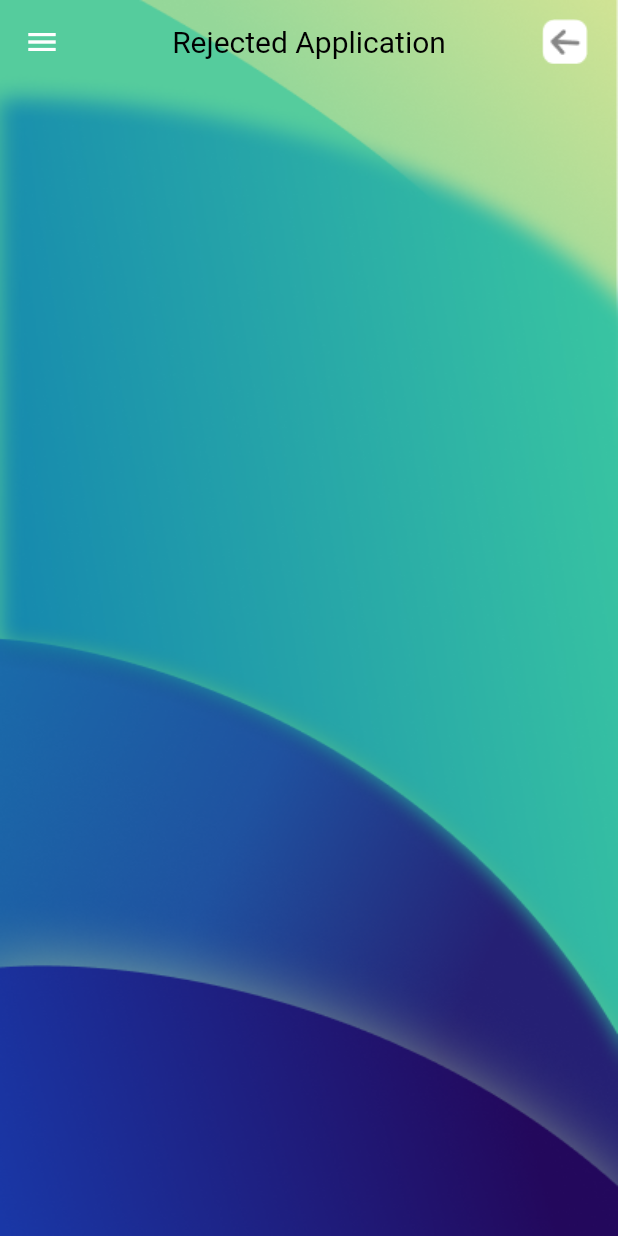
After one commit to kratikpal/territory_manager, a Flutter app: the HomePage screen opened directly, after a tap on "Rejected Applications", on a phone screen of 412 x 824 dp. The commit adds this screen. Run offline on Flutter 3.47's test engine with Material 3 defaults, Android fonts, the phone set to English and light mode, and no system bars; our stand-ins replace csc_picker, dio, flutter_secure_storage, geocoding, geolocator, image_picker and 3 more; accounts and stored records are empty; network calls fail; Roboto replaces fonts that are missing (Anek).

Commit message:
reject kyc

```diff
--- /dev/null
+++ b/lib/models/rejected_applicaton_response.dart
@@ -0,0 +1,208 @@
+class RejectedApplicationResponse {
+  String? sId;
+  String? name;
+  String? tradeName;
+  String? address;
+  String? state;
+  String? city;
+  String? district;
+  String? pincode;
+  String? mobileNumber;
+  PrincipalDistributer? principalDistributer;
+  String? panNumber;
+  PanImg? panImg;
+  String? aadharNumber;
+  PanImg? aadharImg;
+  String? gstNumber;
+  PanImg? gstImg;
+  PanImg? pesticideLicenseImg;
+  PanImg? fertilizerLicenseImg;
+  PanImg? selfieEntranceImg;
+  String? status;
+  String? addedBy;
+  List<Notes>? notes;
+  String? createdAt;
+  String? updatedAt;
+  int? iV;
+
+  RejectedApplicationResponse(
+      {this.sId,
+        this.name,
+        this.tradeName,
+        this.address,
+        this.state,
+        this.city,
+        this.district,
+        this.pincode,
+        this.mobileNumber,
+        this.principalDistributer,
+        this.panNumber,
+        this.panImg,
+        this.aadharNumber,
+        this.aadharImg,
+        this.gstNumber,
+        this.gstImg,
+        this.pesticideLicenseImg,
+        this.fertilizerLicenseImg,
+        this.selfieEntranceImg,
+        this.status,
+        this.addedBy,
+        this.notes,
+        this.createdAt,
+        this.updatedAt,
+        this.iV});
+
+  RejectedApplicationResponse.fromJson(Map<String, dynamic> json) {
+    sId = json['_id'];
+    name = json['name'];
+    tradeName = json['trade_name'];
+    address = json['address'];
+    state = json['state'];
+    city = json['city'];
+    district = json['district'];
+    pincode = json['pincode'];
+    mobileNumber = json['mobile_number'];
+    principalDistributer = json['principal_distributer'] != null
+        ? PrincipalDistributer.fromJson(json['principal_distributer'])
+        : null;
+    panNumber = json['pan_number'];
+    panImg =
+    json['pan_img'] != null ? PanImg.fromJson(json['pan_img']) : null;
+    aadharNumber = json['aadhar_number'];
+    aadharImg = json['aadhar_img'] != null
+        ? PanImg.fromJson(json['aadhar_img'])
+        : null;
+    gstNumber = json['gst_number'];
+    gstImg =
+    json['gst_img'] != null ? PanImg.fromJson(json['gst_img']) : null;
+    pesticideLicenseImg = json['pesticide_license_img'] != null
+        ? PanImg.fromJson(json['pesticide_license_img'])
+        : null;
+    fertilizerLicenseImg = json['fertilizer_license_img'] != null
+        ? PanImg.fromJson(json['fertilizer_license_img'])
+        : null;
+    selfieEntranceImg = json['selfie_entrance_img'] != null
+        ? PanImg.fromJson(json['selfie_entrance_img'])
+        : null;
+    status = json['status'];
+   // addedBy = json['addedBy'];
+    if (json['notes'] != null) {
+      notes = <Notes>[];
+      json['notes'].forEach((v) {
+        notes!.add(Notes.fromJson(v));
+      });
+    }
+    createdAt = json['createdAt'];
+    updatedAt = json['updatedAt'];
+    iV = json['__v'];
+  }
+
+  Map<String, dynamic> toJson() {
+    final Map<String, dynamic> data = <String, dynamic>{};
+    data['_id'] = sId;
+    data['name'] = name;
+    data['trade_name'] = tradeName;
+    data['address'] = address;
+    data['state'] = state;
+    data['city'] = city;
+    data['district'] = district;
+    data['pincode'] = pincode;
+    data['mobile_number'] = mobileNumber;
+    if (principalDistributer != null) {
+      data['principal_distributer'] = principalDistributer!.toJson();
+    }
+    data['pan_number'] = panNumber;
+    if (panImg != null) {
+      data['pan_img'] = panImg!.toJson();
+    }
+    data['aadhar_number'] = aadharNumber;
+    if (aadharImg != null) {
+      data['aadhar_img'] = aadharImg!.toJson();
+    }
+    data['gst_number'] = gstNumber;
+    if (gstImg != null) {
+      data['gst_img'] = gstImg!.toJson();
+    }
+    if (pesticideLicenseImg != null) {
+      data['pesticide_license_img'] = pesticideLicenseImg!.toJson();
+    }
+    if (fertilizerLicenseImg != null) {
+      data['fertilizer_license_img'] = fertilizerLicenseImg!.toJson();
+    }
+    if (selfieEntranceImg != null) {
+      data['selfie_entrance_img'] = selfieEntranceImg!.toJson();
+    }
+    data['status'] = status;
+    data['addedBy'] = addedBy;
+    if (notes != null) {
+      data['notes'] = notes!.map((v) => v.toJson()).toList();
+    }
+    data['createdAt'] = createdAt;
+    data['updatedAt'] = updatedAt;
+    data['__v'] = iV;
+    return data;
+  }
+}
+
+class PrincipalDistributer {
+  String? sId;
+  String? name;
+
+  PrincipalDistributer({this.sId, this.name});
+
+  PrincipalDistributer.fromJson(Map<String, dynamic> json) {
+    sId = json['_id'];
+    name = json['name'];
+  }
+
+  Map<String, dynamic> toJson() {
+    final Map<String, dynamic> data = <String, dynamic>{};
+    data['_id'] = sId;
+    data['name'] = name;
+    return data;
+  }
+}
+
+class PanImg {
+  String? publicId;
+  String? url;
+
+  PanImg({this.publicId, this.url});
+
+  PanImg.fromJson(Map<String, dynamic> json) {
+    publicId = json['public_id'];
+    url = json['url'];
+  }
+
+  Map<String, dynamic> toJson() {
+    final Map<String, dynamic> data = <String, dynamic>{};
+    data['public_id'] = publicId;
+    data['url'] = url;
+    return data;
+  }
+}
+
+class Notes {
+  String? message;
+  String? user;
+  String? replyDate;
+  String? sId;
+
+  Notes({this.message, this.user, this.replyDate, this.sId});
+
+  Notes.fromJson(Map<String, dynamic> json) {
+    message = json['message'];
+    user = json['user'];
+    replyDate = json['replyDate'];
+    sId = json['_id'];
+  }
+
+  Map<String, dynamic> toJson() {
+    final Map<String, dynamic> data = <String, dynamic>{};
+    data['message'] = message;
+    data['user'] = user;
+    data['replyDate'] = replyDate;
+    data['_id'] = sId;
+    return data;
+  }
+}
--- /dev/null
+++ b/lib/provider/rejected_provider.dart
@@ -0,0 +1,40 @@
+import 'package:cheminova/models/rejected_applicaton_response.dart';
+import 'package:dio/dio.dart';
+import 'package:flutter/cupertino.dart';
+import 'package:flutter/material.dart';
+import '../services/api_client.dart';
+import '../services/api_urls.dart';
+
+class RejectedProvider extends ChangeNotifier {
+  RejectedProvider() {
+    getRejectedApplication();
+  }
+  final _apiClient = ApiClient();
+  RejectedApplicationResponse? rejectedApplicationResponse;
+  List<RejectedApplicationResponse> rejectedApplicationList = [];
+
+  bool _isLoading = false;
+
+  bool get isLoading => _isLoading;
+
+  void setLoading(bool loading) {
+    _isLoading = loading;
+    notifyListeners();
+  }
+
+  Future<void> getRejectedApplication() async {
+    setLoading(true);
+    try {
+      Response response = await _apiClient.get(ApiUrls.rejectedApplication);
+      setLoading(false);
+      if (response.statusCode == 200) {
+        rejectedApplicationList = (response.data as List)
+            .map((e) => RejectedApplicationResponse.fromJson(e))
+            .toList();
+        notifyListeners();
+      }
+    } catch (e) {
+      setLoading(false);
+    }
+  }
+}
--- a/lib/screens/change_password_screen.dart
+++ b/lib/screens/change_password_screen.dart
@@ -158,7 +158,7 @@ class _ChangePasswordPageState extends State<ChangePasswordPage> {
                             borderRadius: 30,
                             width: double.infinity,
                             height: kToolbarHeight - 10,
-                            text: 'SIGN IN',
+                            text: 'RESET PASSWORD',
                             isLoading: _isLoading,
                             onPressed: () {
                               _changePassword().then(
--- a/lib/screens/daily_tasks_screen.dart
+++ b/lib/screens/daily_tasks_screen.dart
@@ -2,7 +2,7 @@ import 'package:cheminova/screens/collect_kyc_screen.dart';
 import 'package:cheminova/screens/update_inventory_screen.dart';
 import 'package:cheminova/screens/display_sales_screen.dart';
 import 'package:flutter/material.dart';
-import 'package:cheminova/screens/Visit_Dealers_screen.dart';
+import 'package:cheminova/screens/visit_Dealers_screen.dart';
 import 'package:cheminova/widgets/common_app_bar.dart';
 import 'package:cheminova/widgets/common_drawer.dart';
 import 'package:cheminova/widgets/common_background.dart';
--- a/lib/screens/home_screen.dart
+++ b/lib/screens/home_screen.dart
@@ -5,6 +5,7 @@ import 'package:cheminova/screens/collect_kyc_screen.dart';
 import 'package:cheminova/screens/mark_attendence_screen.dart';
 import 'package:cheminova/screens/notification_screen.dart';
 import 'package:cheminova/screens/products_manual_screen.dart';
+import 'package:cheminova/screens/rejected_application_screen.dart';
 import 'package:cheminova/screens/summary_screen.dart';
 import 'package:cheminova/screens/product_sales_data.dart';
 import 'package:cheminova/screens/update_inventory_screen.dart';
@@ -202,6 +203,22 @@ class _HomePageState extends State<HomePage> {
                       Row(
                         children: [
                           Expanded(
+                            child: _buildCustomCard('Rejected Applications',
+                                'Re-upload Rejected Documents', onTap: () {
+                              Navigator.push(
+                                  context,
+                                  MaterialPageRoute(
+                                    builder: (context) =>
+                                        const RejectedApplicationScreen(),
+                                  ));
+                            }),
+                          ),
+                        ],
+                      ),
+                      const SizedBox(height: 5),
+                      Row(
+                        children: [
+                          Expanded(
                             child: _buildCustomCard(
                                 'Notifications', 'Tasks & Alerts\n\n',
                                 onTap: () {
--- /dev/null
+++ b/lib/screens/rejected_application_screen.dart
@@ -0,0 +1,204 @@
+import 'package:cheminova/models/rejected_applicaton_response.dart';
+import 'package:flutter/material.dart';
+import 'package:cheminova/widgets/common_background.dart';
+import 'package:cheminova/widgets/common_drawer.dart';
+import 'package:cheminova/widgets/common_app_bar.dart';
+import 'package:cheminova/widgets/common_elevated_button.dart';
+import 'package:intl/intl.dart';
+import 'package:provider/provider.dart';
+
+import '../provider/rejected_provider.dart';
+
+class RejectedApplicationScreen extends StatefulWidget {
+  const RejectedApplicationScreen({super.key});
+
+  @override
+  State<RejectedApplicationScreen> createState() => _RejectedApplicationScreenState();
+}
+
+class _RejectedApplicationScreenState extends State<RejectedApplicationScreen> {
+  late RejectedProvider _rejectedProvider;
+
+  @override
+  void initState() {
+    _rejectedProvider = RejectedProvider();
+    super.initState();
+  }
+
+  @override
+  Widget build(BuildContext context) {
+    return ChangeNotifierProvider(
+        create: (context) => _rejectedProvider,
+        child: CommonBackground(
+          child: Scaffold(
+            backgroundColor: Colors.transparent,
+            appBar: CommonAppBar(
+              actions: [
+                IconButton(
+                  onPressed: () {
+                    Navigator.pop(context);
+                  },
+                  icon: Image.asset('assets/Back_attendance.png'),
+                  padding: const EdgeInsets.only(right: 20),
+                ),
+              ],
+              title: const Text('Rejected Application',
+                  style: TextStyle(
+                      fontSize: 20,
+                      color: Colors.black,
+                      fontWeight: FontWeight.w400,
+                      fontFamily: 'Anek')),
+              backgroundColor: Colors.transparent,
+              elevation: 0,
+            ),
+            drawer: const CommonDrawer(),
+            body: Consumer<RejectedProvider>(
+              builder: (context, value, child) => value.isLoading
+                  ? const Center(child: CircularProgressIndicator())
+                  : MyListView(value: value),
+              // child: Padding(
+              //   padding: const EdgeInsets.all(16.0),
+              //   child: SingleChildScrollView(
+              //     physics: const BouncingScrollPhysics(),
+              //     child: Column(
+              //       mainAxisAlignment: MainAxisAlignment.center,
+              //       crossAxisAlignment: CrossAxisAlignment.center,
+              //       children: <Widget>[
+              //         const SizedBox(height: 16),
+              //         Container(
+              //           padding: const EdgeInsets.all(20.0).copyWith(
+              //               top: 30, bottom: 30),
+              //           decoration: BoxDecoration(
+              //             border: Border.all(color: Colors.white),
+              //             color: const Color(0xffB4D1E5).withOpacity(0.9),
+              //             borderRadius: BorderRadius.circular(26.0),
+              //           ),
+              //           child: Column(
+              //             crossAxisAlignment: CrossAxisAlignment.start,
+              //             children: <Widget>[
+              //               _buildProductButton('Trade Name 1'),
+              //               _buildProductButton('Trade Name 2'),
+              //               _buildProductButton('Trade Name 3'),
+              //               // _buildProductButton('Product 4'),
+              //               // _buildProductButton('Product 5'),
+              //               // _buildProductButton('Product 6'),
+              //               // _buildProductButton('Product 7'),
+              //             ],
+              //           ),
+              //         ),
+              //       ],
+              //     ),
+              //   ),
+              // ),
+            ),
+          ),
+        )
+    );
+  }
+}
+  Widget _buildProductButton(String productName) {
+    return Padding(
+      padding: const EdgeInsets.only(bottom: 15),
+      child: CommonElevatedButton(
+        borderRadius: 30,
+        width: double.infinity,
+        height: kToolbarHeight - 10,
+        text: productName,
+        backgroundColor: const Color(0xff004791),
+        onPressed: () {
+          // Handle product button press
+          debugPrint('$productName pressed');
+        },
+      ),
+    );
+  }
+
+class MyListView extends StatelessWidget {
+  final RejectedProvider value;
+  const MyListView( {super.key, required this.value});
+
+  @override
+  Widget build(BuildContext context) {
+    return ListView.builder(
+      padding: const EdgeInsets.only(top: 15),
+      itemCount: value.rejectedApplicationList.length,
+      itemBuilder: (context, index) {
+      RejectedApplicationResponse  item = value.rejectedApplicationList[index];
+        return Padding(
+          padding: const EdgeInsets.only(bottom: 10,left: 10,right: 10),
+          child: ExpansionTile(
+
+            collapsedBackgroundColor: Colors.white,
+            backgroundColor: Colors.white,
+
+            title: Text(item.tradeName ?? '',style: const TextStyle(fontSize: 17,fontWeight:FontWeight.w500),),
+            subtitle: Column(
+              crossAxisAlignment: CrossAxisAlignment.start,
+              children: [
+                Text((DateFormat("dd/MM/yyyy")
+                    .format(DateTime.parse(item.createdAt ?? '')))),
+                Text(item.sId ?? ''),
+              ],
+            ),
+            children: <Widget>[
+              ListTile(
+                title: Text('Address: ${item.address ?? ''}'),
+              ),
+              ListTile(
+                title: Text('City: ${item.city ?? ''}'),
+              ),
+              ListTile(
+                title: Text('State: ${item.state ?? ''}'),
+              ),
+              ListTile(
+                title: Text('Pincode: ${item.pincode ?? ''}'),
+              ),
+              ListTile(
+                title: Text('Mobile: ${item.mobileNumber ?? ''}'),
+              ),
+              ListTile(
+                title: Text('Status: ${item.status ?? ''}'),
+              ),
+              ListTile(
+                title: Text('Principal Distributor: ${item.principalDistributer!.name ?? ''}'),
+              ),
+              ListTile(
+                title: Text('PAN Number: ${item.panNumber ?? ''}'),
+              ),
+              Image.network(item.panImg!.url ?? '',height: 250,width: 250),
+              ListTile(
+                title: Text('Aadhar Number: ${item.aadharNumber?? ''}'),
+              ),
+              Image.network(item.aadharImg?.url ?? '',height: 250,width: 250),
+              ListTile(
+                title: Text('GST Number: ${item.gstNumber ?? ''}'),
+              ),
+              Image.network(item.gstImg!.url ?? '',height: 250,width: 250),const ListTile(
+                title: Text('Pesticide License: '),
+              ),
+
+              if (item.pesticideLicenseImg != null)
+                Image.network(item.pesticideLicenseImg!.url ?? '',height: 250,width: 250),
+              // if (item['fertilizer_license_img'] != null)
+              //   Image.network(item['fertilizer_license_img']['url'] ?? ''),
+              const ListTile(
+                title: Text('selfieEntranceImg: '),
+              ),
+              Image.network(item.selfieEntranceImg!.url ?? '',height: 250,width: 250),
+              const ListTile(
+                title: Text('Notes:'),
+              ),
+              if (item.notes != null)
+                for (var note in item.notes!)
+                  ListTile(
+                    contentPadding: const EdgeInsets.only(left: 20),
+                    title: Text(note.message ?? ''),
+                  ),
+
+            ],
+          ),
+        );
+      },
+    );
+  }
+}
--- a/lib/services/api_urls.dart
+++ b/lib/services/api_urls.dart
@@ -8,4 +8,5 @@ class ApiUrls {
   static const String changePasswordUrl = 'territorymanager/password/update';
   static const String createCollectKycUrl = '${baseUrl}kyc/create-tm';
   static const String getPdUrl = 'kyc/get-pd-tm';
+  static const String rejectedApplication = '${baseUrl}kyc/getAllrejected-tm';
 }
```
Also changed, not shown: lib/constants/only_uppercase.dart (added, +11 -0 lines), lib/screens/Visit_Dealers_screen.dart (+8 -4 lines), lib/screens/retailer_details_screen.dart (+7 -0 lines).
